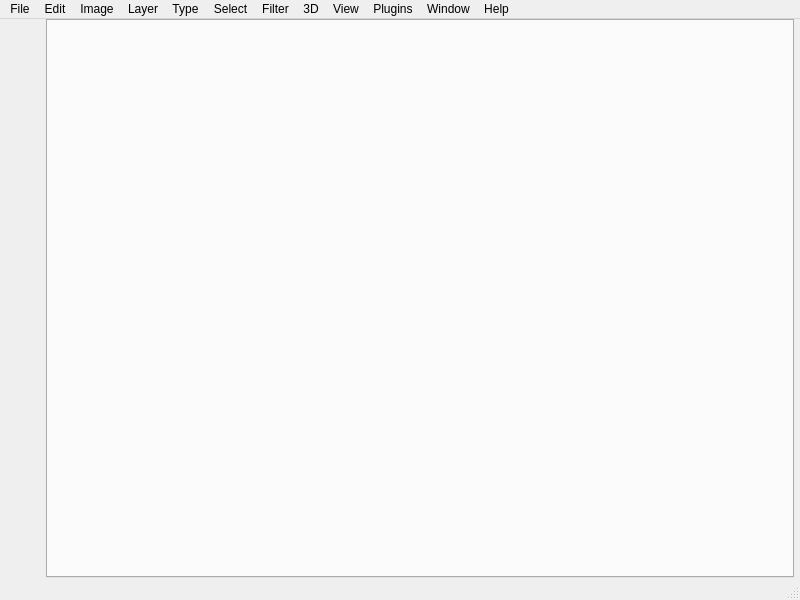
Above: design/mainwindow.ui from jedhelmers/Fauxtoshop before the change. Below: the same form after it.
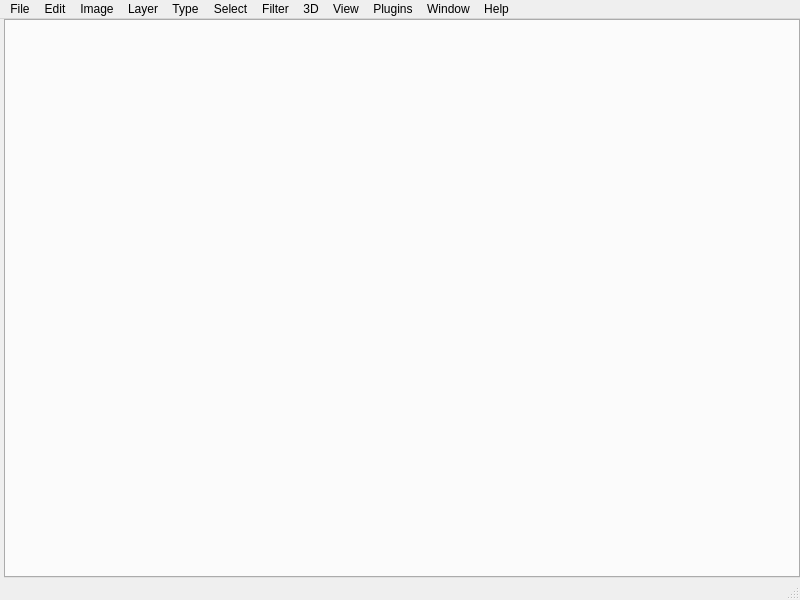
That is the form after the change.

```diff
--- a/design/mainwindow.ui
+++ b/design/mainwindow.ui
@@ -16,13 +16,13 @@
   <widget class="QWidget" name="centralwidget">
    <layout class="QGridLayout" name="gridLayout_2">
     <property name="leftMargin">
-     <number>6</number>
+     <number>0</number>
     </property>
     <property name="topMargin">
      <number>0</number>
     </property>
     <property name="rightMargin">
-     <number>6</number>
+     <number>0</number>
     </property>
     <property name="bottomMargin">
      <number>0</number>
@@ -90,7 +90,7 @@
        <widget class="QWidget" name="toolbarWidget" native="true">
         <property name="minimumSize">
          <size>
-          <width>40</width>
+          <width>0</width>
           <height>0</height>
          </size>
         </property>
@@ -105,7 +105,7 @@
           <number>0</number>
          </property>
          <property name="leftMargin">
-          <number>0</number>
+          <number>4</number>
          </property>
          <property name="topMargin">
           <number>0</number>
```
Left out of the diff: 3 changed lines with no effect on the pictures.
